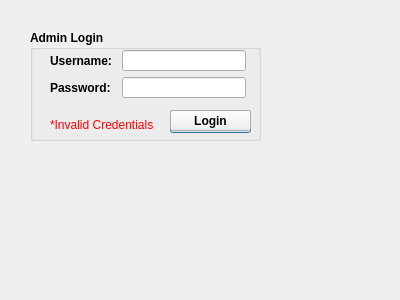
JaredRauch/Cyber-Dragon-Repository, file adminlogin.ui: the form before one commit.
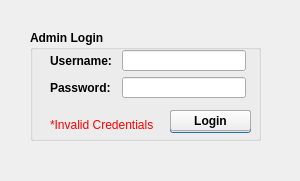
The form after the commit.

```diff
--- a/adminlogin.ui
+++ b/adminlogin.ui
@@ -6,8 +6,8 @@
    <rect>
     <x>0</x>
     <y>0</y>
-    <width>400</width>
-    <height>300</height>
+    <width>300</width>
+    <height>181</height>
    </rect>
   </property>
   <property name="windowTitle">
```
